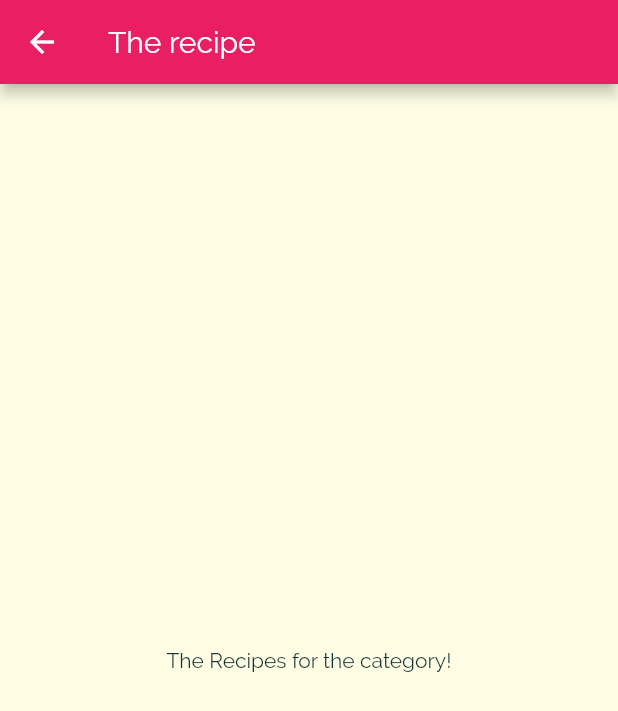
After one commit to Lefted/MealsApp, a Flutter app: the screen it shows after launch, after a tap on "Italian", on a phone screen of 412 x 824 dp. The commit adds this screen. Shown: the top 711 px of the screen. Run offline on Flutter 3.47's test engine with Material 2 defaults, Android fonts, the phone set to English and light mode, and no system bars.

Commit message:
Add navigation to recipe screen

```diff
--- a/lib/category_item.dart
+++ b/lib/category_item.dart
@@ -1,4 +1,5 @@
 import 'package:flutter/material.dart';
+import 'package:meals_app/category_meals_scree.dart';
 
 class CategoryItem extends StatelessWidget {
   final String title;
@@ -6,11 +7,24 @@ class CategoryItem extends StatelessWidget {
 
   CategoryItem(this.title, this.color);
 
+  void selectCategory(BuildContext context) {
+    Navigator.of(context).push(MaterialPageRoute(builder: (_) {
+      return CategoryMealsScreen();
+    }));
+  }
+
   @override
   Widget build(BuildContext context) {
-    return Container(
+    return InkWell(
+      onTap: () => selectCategory(context),
+      splashColor: Theme.of(context).primaryColor,
+      borderRadius: BorderRadius.circular(15),
+      child: Container(
         padding: const EdgeInsets.all(15),
-      child: Text(title, style: Theme.of(context).textTheme.headline6,),
+        child: Text(
+          title,
+          style: Theme.of(context).textTheme.headline6,
+        ),
         decoration: BoxDecoration(
           gradient: LinearGradient(
             colors: [color.withOpacity(0.7), color],
@@ -19,6 +33,7 @@ class CategoryItem extends StatelessWidget {
           ),
           borderRadius: BorderRadius.circular(15),
         ),
+      ),
     );
   }
 }
--- /dev/null
+++ b/lib/category_meals_scree.dart
@@ -0,0 +1,15 @@
+import 'package:flutter/material.dart';
+
+class CategoryMealsScreen extends StatelessWidget {
+  @override
+  Widget build(BuildContext context) {
+    return Scaffold(
+      appBar: AppBar(
+        title: Text('The recipe'),
+      ),
+      body: Center(
+        child: Text('The Recipes for the category!'),
+      ),
+    );
+  }
+}
```
Lines whose indentation alone changed are shown as unchanged.
